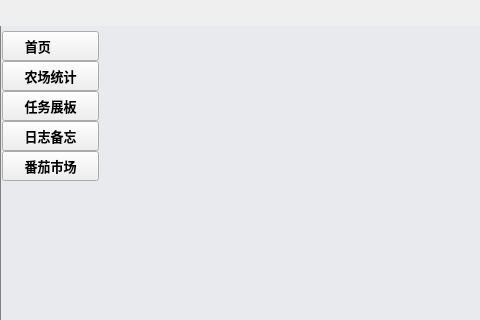
Qt form gui/mainWindow.ui (WatsonJay/tomato_farm) before a commit; both pictures show x 0 to 480 and y 0 to 320 of the 989 by 633 pixel window.
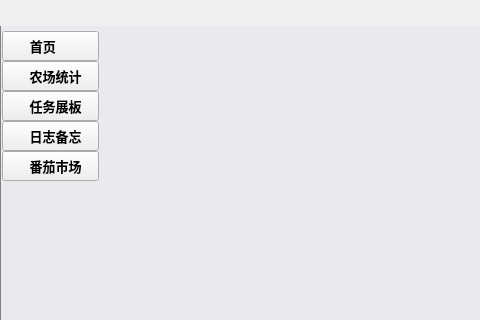
The same form after that commit. Icons and pictures are not drawn. Custom widgets are drawn as their Qt base class.

```diff
--- a/gui/mainWindow.ui
+++ b/gui/mainWindow.ui
@@ -345,6 +345,9 @@
                 <strikeout>false</strikeout>
                </font>
               </property>
+              <property name="styleSheet">
+               <string notr="true">padding-left: 10px;</string>
+              </property>
               <property name="text">
                <string>首页       </string>
               </property>
@@ -382,6 +385,9 @@
                 <strikeout>false</strikeout>
                </font>
               </property>
+              <property name="styleSheet">
+               <string notr="true">padding-left: 10px;</string>
+              </property>
               <property name="text">
                <string>农场统计</string>
               </property>
@@ -416,6 +422,9 @@
                 <strikeout>false</strikeout>
                </font>
               </property>
+              <property name="styleSheet">
+               <string notr="true">padding-left: 10px;</string>
+              </property>
               <property name="text">
                <string>任务展板</string>
               </property>
@@ -449,6 +458,9 @@
                 <strikeout>false</strikeout>
                </font>
               </property>
+              <property name="styleSheet">
+               <string notr="true">padding-left: 10px;</string>
+              </property>
               <property name="text">
                <string>日志备忘</string>
               </property>
@@ -486,6 +498,9 @@
                 <strikeout>false</strikeout>
                </font>
               </property>
+              <property name="styleSheet">
+               <string notr="true">padding-left: 10px;</string>
+              </property>
               <property name="text">
                <string>番茄市场</string>
               </property>
```
Left out of the diff: 3 changed lines with no effect on the pictures.
